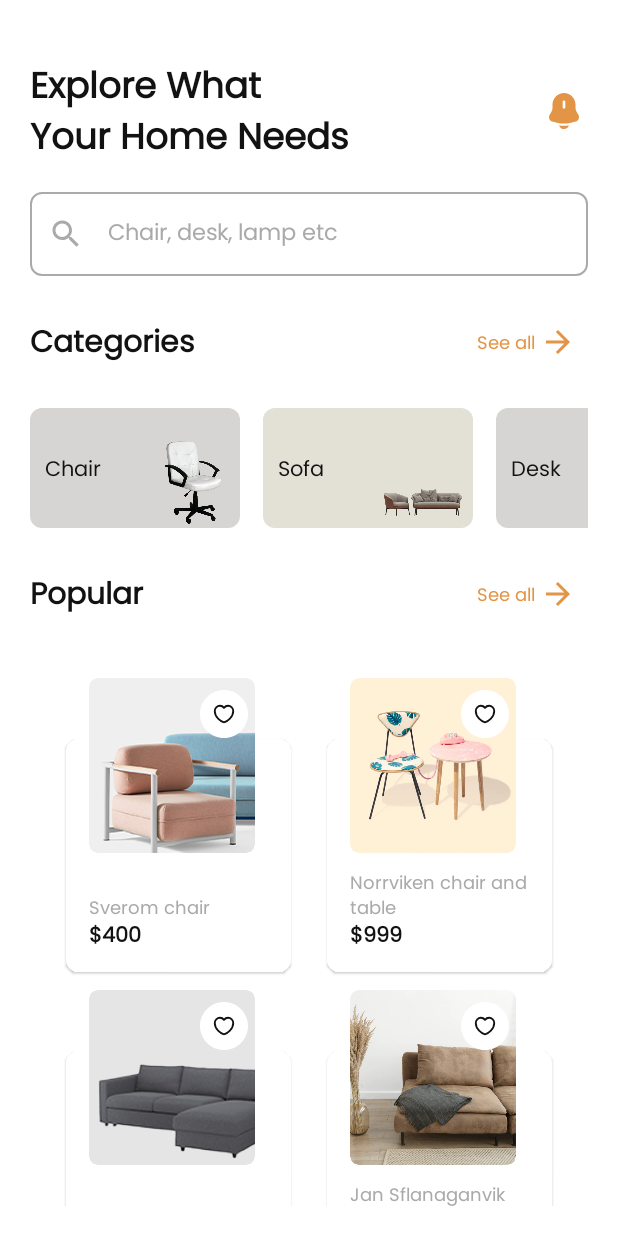
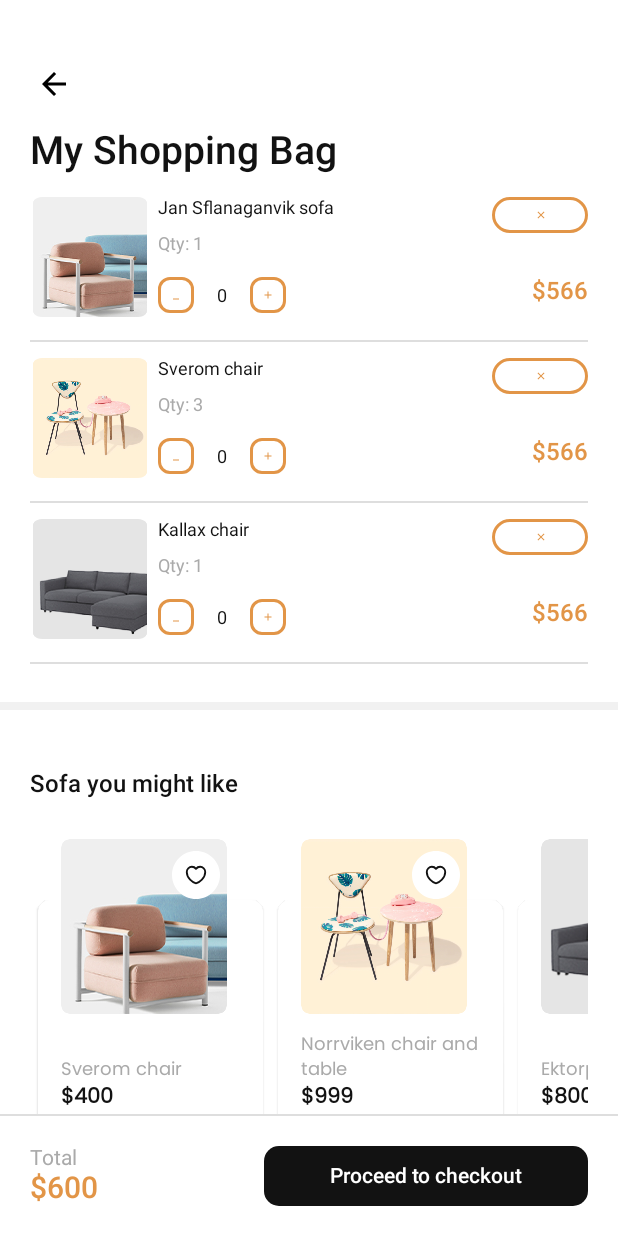
Before and after one commit to nameisjayant/furniture-app-compose-ui, an Android app built with Jetpack Compose: the screen it shows after launch (MainActivity), on a phone screen of 412 x 824 dp. Run offline under Robolectric (Android 15) with nearby library versions, the phone set to English and light mode, and no system bars; our stand-ins replace accompanist.

Commit message:
checkout screen added

```diff
--- a/app/src/main/java/com/nameisjayant/furnitureapp/commonUi/CommonUi.kt
+++ b/app/src/main/java/com/nameisjayant/furnitureapp/commonUi/CommonUi.kt
@@ -30,7 +30,7 @@ fun SpacerWidth(width: Dp = 5.dp) {
 
 @SuppressLint("ModifierParameter")
 @Composable
-fun AppIconButton(
+fun AppIconButtonDrawable(
     @DrawableRes icon: Int,
     tint: Color = Color.Unspecified,
     modifier: Modifier = Modifier,
@@ -40,6 +40,20 @@ fun AppIconButton(
         Icon(painter = painterResource(id = icon), contentDescription = "", tint = tint)
     }
 }
+
+@SuppressLint("ModifierParameter")
+@Composable
+fun AppIconButton(
+    icon: ImageVector,
+    tint: Color = Color.Unspecified,
+    modifier: Modifier = Modifier,
+    onClick: () -> Unit = {}
+) {
+    IconButton(onClick = { onClick() }, modifier = modifier.size(32.dp)) {
+        Icon(imageVector = icon, contentDescription = "", tint = tint)
+    }
+}
+
 
 @SuppressLint("ModifierParameter")
 @Composable
--- /dev/null
+++ b/app/src/main/java/com/nameisjayant/furnitureapp/models/ShoppingBag.kt
@@ -0,0 +1,37 @@
+package com.nameisjayant.furnitureapp.models
+
+import androidx.annotation.DrawableRes
+import com.nameisjayant.furnitureapp.R
+
+data class ShoppingBag(
+    val id:Int,
+    @DrawableRes val icon:Int,
+    val title:String,
+    val qty:Int,
+    val price:String
+)
+
+val shoppingList = listOf(
+    ShoppingBag(
+        1,
+        R.drawable.product_one,
+        "Jan Sflanaganvik sofa",
+        1,
+        "$566"
+    ),
+    ShoppingBag(
+        2,
+        R.drawable.product_two,
+        "Sverom chair",
+        3,
+        "$566"
+    ),
+    ShoppingBag(
+        3,
+        R.drawable.product_three,
+        "Kallax chair",
+        1,
+        "$566"
+    ),
+
+)
--- a/app/src/main/java/com/nameisjayant/furnitureapp/navigation/AppNavigation.kt
+++ b/app/src/main/java/com/nameisjayant/furnitureapp/navigation/AppNavigation.kt
@@ -4,6 +4,7 @@ import androidx.compose.runtime.Composable
 import androidx.navigation.compose.NavHost
 import androidx.navigation.compose.composable
 import androidx.navigation.compose.rememberNavController
+import com.nameisjayant.furnitureapp.screens.CheckoutScreen
 import com.nameisjayant.furnitureapp.screens.HomeScreen
 import com.nameisjayant.furnitureapp.screens.ProductDetailScreen
 
@@ -13,12 +14,15 @@ fun AppNavigation() {
 
     val navHostController = rememberNavController()
 
-    NavHost(navController = navHostController, startDestination = Routes.HomeScreen) {
+    NavHost(navController = navHostController, startDestination = Routes.CheckoutScreen) {
         composable(Routes.HomeScreen) {
             HomeScreen(navHostController)
         }
         composable(Routes.ProductScreen) {
             ProductDetailScreen(navHostController)
+        }
+        composable(Routes.CheckoutScreen) {
+            CheckoutScreen(navHostController = navHostController)
         }
     }
 
--- a/app/src/main/java/com/nameisjayant/furnitureapp/screens/ProductDetailScreen.kt
+++ b/app/src/main/java/com/nameisjayant/furnitureapp/screens/ProductDetailScreen.kt
@@ -1,6 +1,5 @@
 package com.nameisjayant.furnitureapp.screens
 
-import android.hardware.lights.Light
 import android.util.Log
 import androidx.compose.foundation.BorderStroke
 import androidx.compose.foundation.Image
@@ -13,10 +12,8 @@ import androidx.compose.foundation.shape.RoundedCornerShape
 import androidx.compose.material.*
 import androidx.compose.material.icons.Icons
 import androidx.compose.material.icons.filled.*
-import androidx.compose.material.icons.outlined.Favorite
 import androidx.compose.material.icons.outlined.FavoriteBorder
 import androidx.compose.runtime.*
-import androidx.compose.ui.Alignment
 import androidx.compose.ui.Alignment.Companion.BottomCenter
 import androidx.compose.ui.Alignment.Companion.CenterVertically
 import androidx.compose.ui.Modifier
@@ -354,8 +351,8 @@ fun HeaderIcon() {
             .padding(horizontal = 15.dp, vertical = 50.dp),
         horizontalArrangement = Arrangement.SpaceBetween
     ) {
-        AppIconButton(icon = R.drawable.back)
-        AppIconButton(icon = R.drawable.share)
+        AppIconButtonDrawable(icon = R.drawable.back)
+        AppIconButtonDrawable(icon = R.drawable.share)
     }
 
 }
--- /dev/null
+++ b/app/src/main/java/com/nameisjayant/furnitureapp/screens/checkout_screen.kt
@@ -0,0 +1,239 @@
+package com.nameisjayant.furnitureapp.screens
+
+import androidx.compose.foundation.BorderStroke
+import androidx.compose.foundation.Image
+import androidx.compose.foundation.layout.*
+import androidx.compose.foundation.lazy.LazyColumn
+import androidx.compose.foundation.lazy.LazyListScope
+import androidx.compose.foundation.lazy.items
+import androidx.compose.foundation.shape.CircleShape
+import androidx.compose.foundation.shape.RoundedCornerShape
+import androidx.compose.material.*
+import androidx.compose.material.icons.Icons
+import androidx.compose.material.icons.filled.Add
+import androidx.compose.material.icons.filled.ArrowBack
+import androidx.compose.material.icons.filled.Close
+import androidx.compose.material.icons.filled.Minimize
+import androidx.compose.runtime.*
+import androidx.compose.ui.Alignment
+import androidx.compose.ui.Modifier
+import androidx.compose.ui.draw.clip
+import androidx.compose.ui.graphics.Color
+import androidx.compose.ui.res.painterResource
+import androidx.compose.ui.res.stringResource
+import androidx.compose.ui.text.TextStyle
+import androidx.compose.ui.text.font.FontWeight
+import androidx.compose.ui.unit.dp
+import androidx.compose.ui.unit.sp
+import androidx.navigation.NavHostController
+import com.nameisjayant.furnitureapp.R
+import com.nameisjayant.furnitureapp.commonUi.AppButton
+import com.nameisjayant.furnitureapp.commonUi.AppIconButton
+import com.nameisjayant.furnitureapp.commonUi.SpacerHeight
+import com.nameisjayant.furnitureapp.commonUi.SpacerWidth
+import com.nameisjayant.furnitureapp.models.ShoppingBag
+import com.nameisjayant.furnitureapp.models.shoppingList
+import com.nameisjayant.furnitureapp.ui.theme.*
+
+
+@Composable
+fun CheckoutScreen(
+    navHostController: NavHostController
+) {
+
+    Box(
+        modifier = Modifier.fillMaxSize()
+    ) {
+        AppIconButton(
+            icon = Icons.Default.ArrowBack,
+            modifier = Modifier.padding(top = 40.dp, start = 20.dp)
+        )
+        LazyColumn(
+            modifier = Modifier.padding(top = 85.dp, bottom = 80.dp)
+        ) {
+            shoppingBagContent()
+        }
+
+        BottomBar(modifier = Modifier.align(Alignment.BottomCenter))
+
+    }
+
+}
+
+fun LazyListScope.shoppingBagContent(
+
+) {
+    item {
+        Text(
+            text = stringResource(R.string.my_shoping_bag), style = TextStyle(
+                fontSize = 26.sp,
+                fontWeight = FontWeight.W600,
+                color = TextColor
+            ),
+            modifier = Modifier.padding(horizontal = 20.dp)
+        )
+        SpacerHeight(10.dp)
+    }
+
+    items(shoppingList, key = { it.id }) {
+        ShoppingItem(shoppingBag = it)
+    }
+    item {
+        Divider(
+            modifier = Modifier
+                .fillMaxWidth()
+                .padding(vertical = 20.dp), thickness = 5.dp, color = GrayColor
+        )
+    }
+    item {
+        RecommendProducts()
+    }
+
+}
+
+@Composable
+fun ShoppingItem(
+    shoppingBag: ShoppingBag
+) {
+    var count by remember { mutableStateOf("0") }
+
+    Column(
+        modifier = Modifier
+            .fillMaxWidth()
+            .padding(horizontal = 20.dp, vertical = 5.dp)
+    ) {
+        Row {
+            Image(
+                painter = painterResource(id = shoppingBag.icon),
+                contentDescription = "",
+                modifier = Modifier
+                    .size(80.dp)
+                    .clip(RoundedCornerShape(8.dp))
+            )
+            SpacerWidth()
+            Column() {
+                Row(
+                    modifier = Modifier.fillMaxWidth(),
+                    horizontalArrangement = Arrangement.SpaceBetween
+                ) {
+                    Text(
+                        text = shoppingBag.title, style = TextStyle(
+                            fontSize = 12.sp,
+                            fontWeight = FontWeight.W400,
+                            color = TextColor
+                        )
+                    )
+                    CloseButton()
+
+                }
+                Text(
+                    text = "Qty: ${shoppingBag.qty}", style = TextStyle(
+                        fontSize = 12.sp,
+                        fontWeight = FontWeight.W400,
+                        color = LightGray
+                    )
+                )
+                Row(
+                    modifier = Modifier
+                        .fillMaxWidth()
+                        .padding(top = 15.dp),
+                    horizontalArrangement = Arrangement.SpaceBetween
+                ) {
+                    Row() {
+                        ProductCount(icon = Icons.Default.Minimize) {
+                            if (count != "0") count = count.toInt().minus(1).toString()
+                        }
+                        Text(
+                            text = count, style = TextStyle(
+                                fontSize = 12.sp,
+                                fontWeight = FontWeight.W400,
+                                color = TextColor,
+                            ), modifier = Modifier
+                                .align(Alignment.CenterVertically)
+                                .padding(horizontal = 15.dp)
+                        )
+                        ProductCount(icon = Icons.Default.Add) {
+                            count = count.toInt().plus(1).toString()
+                        }
+                    }
+                    Text(
+                        text = shoppingBag.price, style = TextStyle(
+                            fontSize = 16.sp,
+                            fontWeight = FontWeight.W600,
+                            color = DarkOrange
+                        )
+                    )
+                }
+            }
+        }
+        SpacerHeight(15.dp)
+        Divider(modifier = Modifier.fillMaxWidth(), thickness = 1.dp, color = LineColor)
+    }
+}
+
+@Composable
+fun CloseButton(
+    modifier: Modifier = Modifier,
+    onClick: () -> Unit = {}
+) {
+
+    Button(
+        onClick = { onClick() },
+        modifier = modifier.height(24.dp),
+        shape = CircleShape,
+        border = BorderStroke(
+            2.dp,
+            DarkOrange
+        ),
+        elevation = ButtonDefaults.elevation(0.dp),
+        colors = ButtonDefaults.buttonColors(backgroundColor = Color.White)
+    ) {
+        Icon(
+            Icons.Default.Close,
+            contentDescription = "",
+            modifier = Modifier.size(10.dp),
+            tint = DarkOrange
+        )
+    }
+
+}
+
+@Composable
+fun BottomBar(
+    modifier: Modifier = Modifier
+) {
+    Column(
+        modifier = modifier.fillMaxWidth()
+    ) {
+        Divider(modifier = Modifier.fillMaxWidth(), thickness = 1.dp, color = LineColor)
+        Row(
+            modifier = Modifier
+                .fillMaxWidth()
+                .padding(20.dp),
+            horizontalArrangement = Arrangement.SpaceBetween
+        ) {
+            Column(
+                modifier = Modifier.weight(0.4f)
+            ) {
+                Text(
+                    text = "Total", style = TextStyle(
+                        fontSize = 14.sp,
+                        fontWeight = FontWeight.W400,
+                        color = LightGray
+                    )
+                )
+                Text(
+                    text = "$600", style = TextStyle(
+                        fontSize = 20.sp,
+                        fontWeight = FontWeight.W600,
+                        color = DarkOrange
+                    )
+                )
+            }
+            AppButton(
+                title = stringResource(R.string.proceed_to_checkout),
+                modifier = Modifier.width(216.dp)
+            )
+        }
+    }
+}
--- a/app/src/main/res/values/strings.xml
+++ b/app/src/main/res/values/strings.xml
@@ -11,4 +11,6 @@
     <string name="add_to_ba">Add to bag</string>
     <string name="description">Lorem ipsum dolor sit amet, consectetur adipiscing elit. Nunc consectetur velit at massa vehicula, quis fringilla urna gravida.</string>
     <string name="recommend_products">Sofa you might like</string>
+    <string name="proceed_to_checkout">Proceed to checkout</string>
+    <string name="my_shoping_bag">My Shopping Bag</string>
 </resources>
```
Also changed, not shown: app/src/main/res/drawable/three.png (added), 1 other file.
